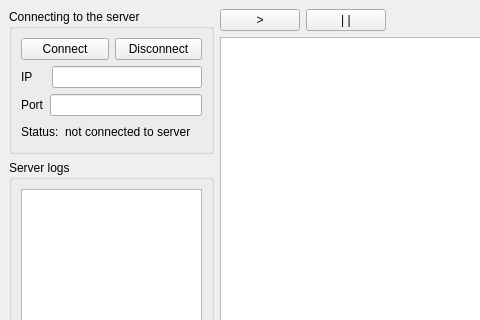
The window that Client/mainwindow.ui (Ast1o465/Qt-Torrent) describes before a commit, drawn with Qt 5; both pictures show x 0 to 480 and y 0 to 320 of the 829 by 595 pixel window.
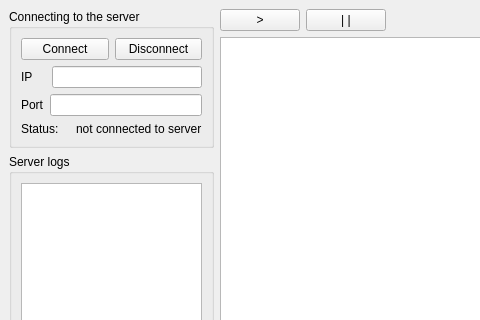
The same window after the commit.

Commit message: changed names for widgets in .ui file

Diff of the .ui file:
```diff
--- a/Client/mainwindow.ui
+++ b/Client/mainwindow.ui
@@ -89,19 +89,6 @@
              </property>
             </widget>
            </item>
-           <item>
-            <spacer name="horizontalSpacer">
-             <property name="orientation">
-              <enum>Qt::Orientation::Horizontal</enum>
-             </property>
-             <property name="sizeHint" stdset="0">
-              <size>
-               <width>40</width>
-               <height>20</height>
-              </size>
-             </property>
-            </spacer>
-           </item>
           </layout>
          </item>
         </layout>
```
Left out of the diff: 40 changed lines with no effect on the pictures.
